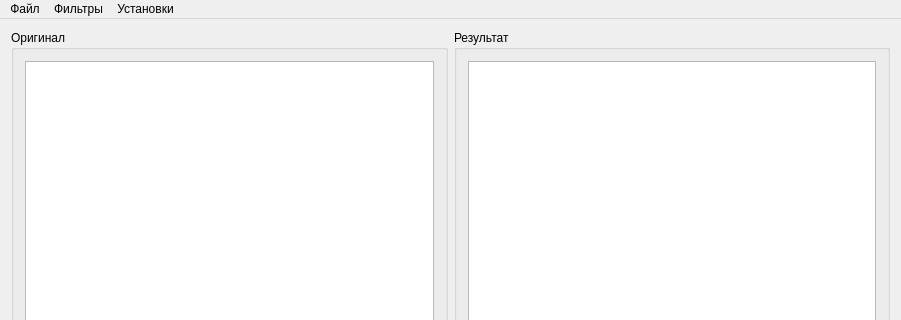
The window that mainwindow.ui (iwser019/ITOI-lab-cv) describes before a commit, drawn with Qt 5; both pictures show x 0 to 901 and y 0 to 320 of the 901 by 458 pixel window.
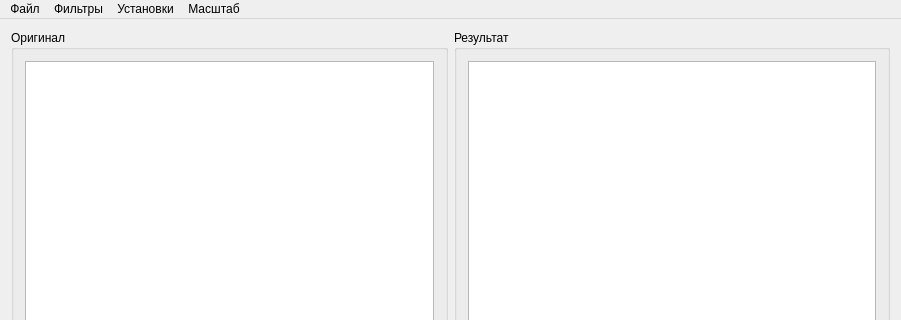
The same window after the commit.

Patch:
```diff
--- a/mainwindow.ui
+++ b/mainwindow.ui
@@ -87,9 +87,16 @@
     </widget>
     <addaction name="menuEdgeResolve"/>
    </widget>
+   <widget class="QMenu" name="menuScale">
+    <property name="title">
+     <string>Масштаб</string>
+    </property>
+    <addaction name="actionMakePyramid"/>
+   </widget>
    <addaction name="menuFile"/>
    <addaction name="menuFilters"/>
    <addaction name="menuSettings"/>
+   <addaction name="menuScale"/>
   </widget>
   <widget class="QStatusBar" name="statusBar"/>
   <action name="actionLoad">
```
Left out of the diff: 5 changed lines with no effect on the pictures.
